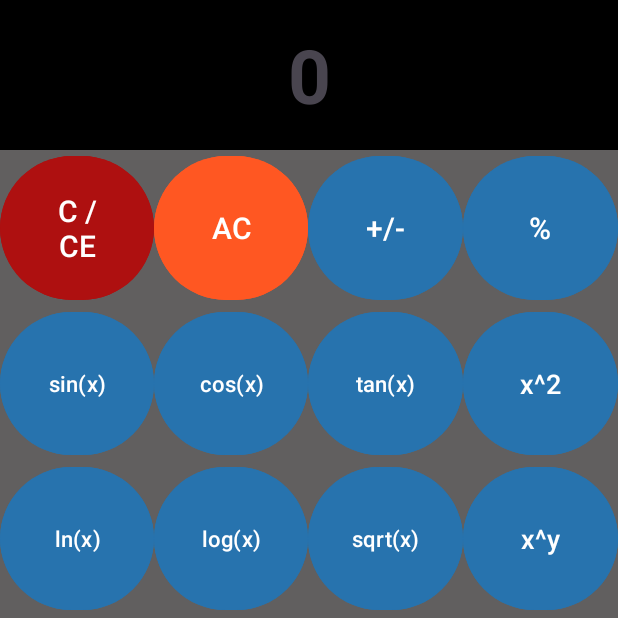
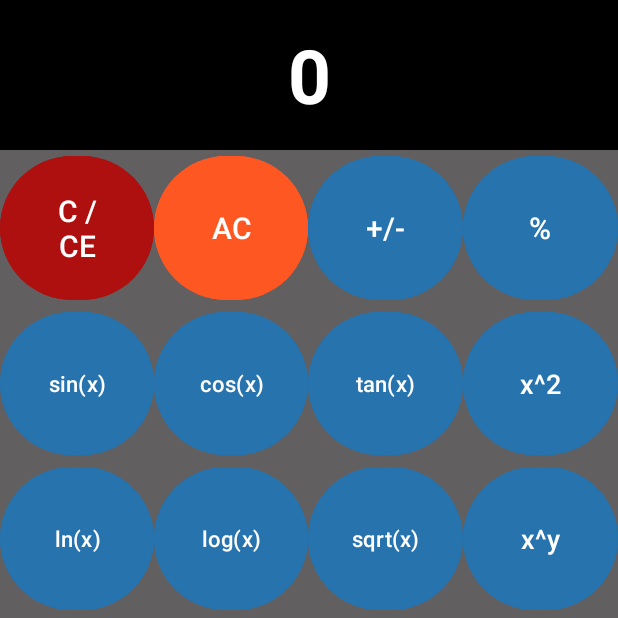
Before and after one commit to Jvsin/calculatorApp, an Android app: the AdvancedCalcActivity screen opened directly, with no data from a screen before it, after a tap on an icon or button, on a phone screen of 412 x 824 dp, the top half of it. Run offline under Robolectric (Android 15) with nearby library versions, the phone set to English and light mode, and no system bars.

Commit message:
hf textu

```diff
--- a/app/src/main/java/com/example/calculatorapp/BasicCalcActivity.kt
+++ b/app/src/main/java/com/example/calculatorapp/BasicCalcActivity.kt
@@ -71,7 +71,6 @@ class BasicCalcActivity : AppCompatActivity() {
             display.text = ""
             actualOperation = 0
         }
-
         val currentDisplayText = display.text.toString()
         if(currentDisplayText.length > 12) {
             return
--- a/app/src/main/res/layout/advanced.xml
+++ b/app/src/main/res/layout/advanced.xml
@@ -23,7 +23,8 @@
             android:text=""
             android:textSize="50sp"
             android:textStyle="bold"
-            android:freezesText="true" />
+            android:freezesText="true"
+            android:textColor="@color/white" />
 
     </LinearLayout>
 
--- a/app/src/main/res/layout/basic.xml
+++ b/app/src/main/res/layout/basic.xml
@@ -23,7 +23,8 @@
             android:text=""
             android:textSize="50sp"
             android:textStyle="bold"
-            android:freezesText="true" />
+            android:freezesText="true"
+            android:textColor="@color/white" />
 
     </LinearLayout>
 
```
